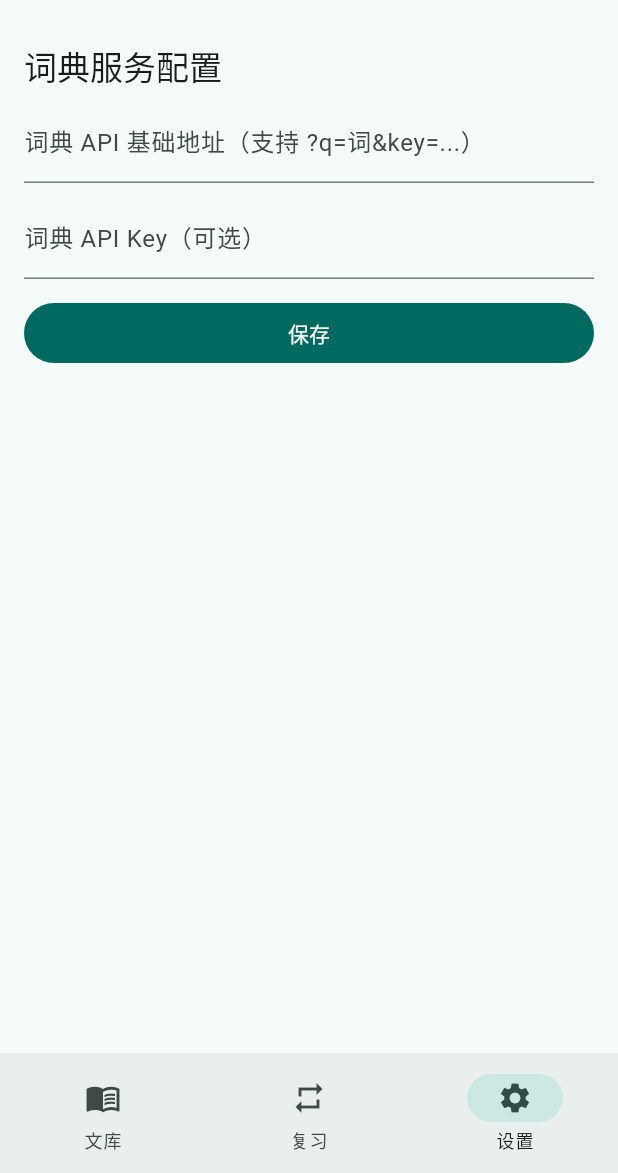
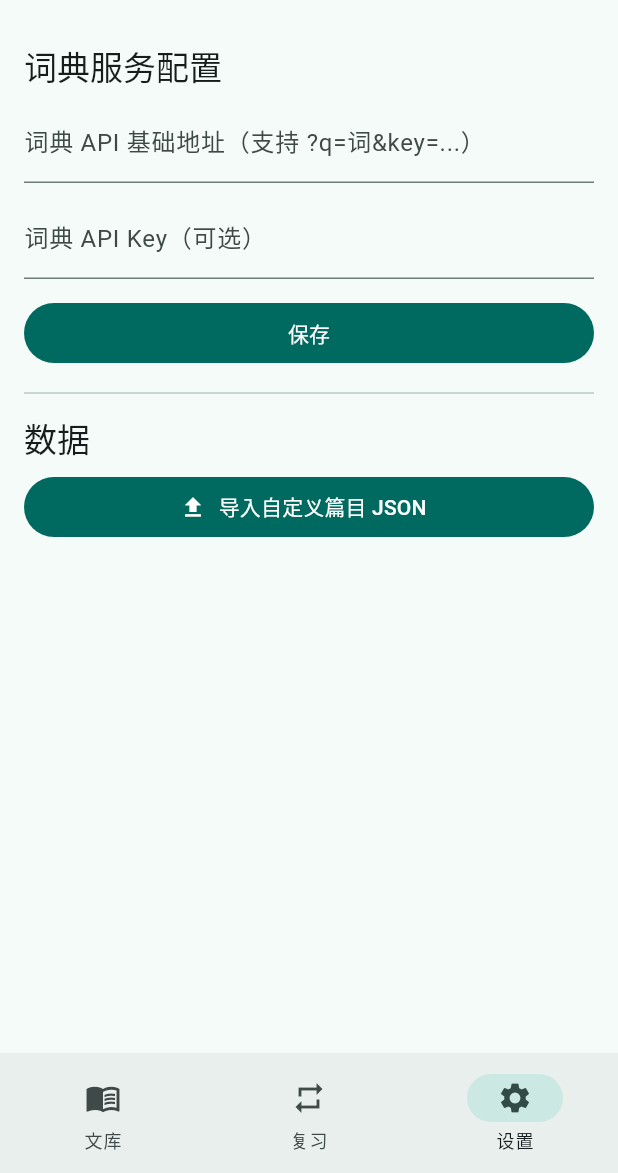
Before and after one commit to lantianhcgp/wenyan, a Flutter app: the screen it shows after launch, item 3 of the bottom bar chosen, on a phone screen of 412 x 824 dp, the part 63-1236 px from its top. Run offline on Flutter 3.47's test engine with Material 3 defaults, Android fonts, the phone set to English and light mode, and no system bars; our stand-ins replace file_picker, shared_preferences, sqflite; accounts and stored records are empty.

Commit message:
feat: import JSON to library; dictionary db hooks; settings import button; bump version; add file_picker; prepare assets/db placeholder

```diff
--- /dev/null
+++ b/lib/features/settings/import_button.dart
@@ -0,0 +1,29 @@
+import 'dart:io';
+import 'package:file_picker/file_picker.dart';
+import 'package:flutter/material.dart';
+import '../../features/lesson/library_service.dart';
+
+class ImportButton extends StatelessWidget {
+  const ImportButton({super.key});
+
+  Future<void> _pickAndImport(BuildContext context) async {
+    final res = await FilePicker.platform.pickFiles(type: FileType.custom, allowedExtensions: ['json']);
+    if (res != null && res.files.isNotEmpty) {
+      final f = res.files.single;
+      final bytes = f.bytes ?? await File(f.path!).readAsBytes();
+      await LibraryService.importJson(String.fromCharCodes(bytes), filename: f.name);
+      if (context.mounted) {
+        ScaffoldMessenger.of(context).showSnackBar(const SnackBar(content: Text('导入成功')));
+      }
+    }
+  }
+
+  @override
+  Widget build(BuildContext context) {
+    return FilledButton.icon(
+      onPressed: () => _pickAndImport(context),
+      icon: const Icon(Icons.file_upload),
+      label: const Text('导入自定义篇目 JSON'),
+    );
+  }
+}
--- a/lib/features/settings/settings_page.dart
+++ b/lib/features/settings/settings_page.dart
@@ -1,5 +1,6 @@
 import 'package:flutter/material.dart';
 import 'package:shared_preferences/shared_preferences.dart';
+import 'import_button.dart';
 
 class SettingsPage extends StatefulWidget {
   const SettingsPage({super.key});
@@ -45,6 +46,10 @@ class _SettingsPageState extends State<SettingsPage> {
           TextField(controller: _keyCtrl, decoration: const InputDecoration(labelText: '词典 API Key（可选）')),
           const SizedBox(height: 12),
           FilledButton(onPressed: _save, child: const Text('保存')),
+          const Divider(height: 32),
+          Text('数据', style: Theme.of(context).textTheme.titleLarge),
+          const SizedBox(height: 8),
+          const ImportButton(),
         ],
       ),
     );
--- a/pubspec.yaml
+++ b/pubspec.yaml
@@ -1,7 +1,7 @@
 name: wenyan_classics
 description: 文言文学习 App（Flutter）
 publish_to: 'none'
-version: 0.1.1+2
+version: 0.2.0+3
 
 environment:
   sdk: ">=3.3.0 <4.0.0"
@@ -17,6 +17,7 @@ dependencies:
   path: ^1.9.0
   path_provider: ^2.1.2
   sqflite: ^2.3.3+1
+  file_picker: ^8.0.0
 
 dev_dependencies:
   flutter_test:
```
Also changed, not shown: 1 other file.
